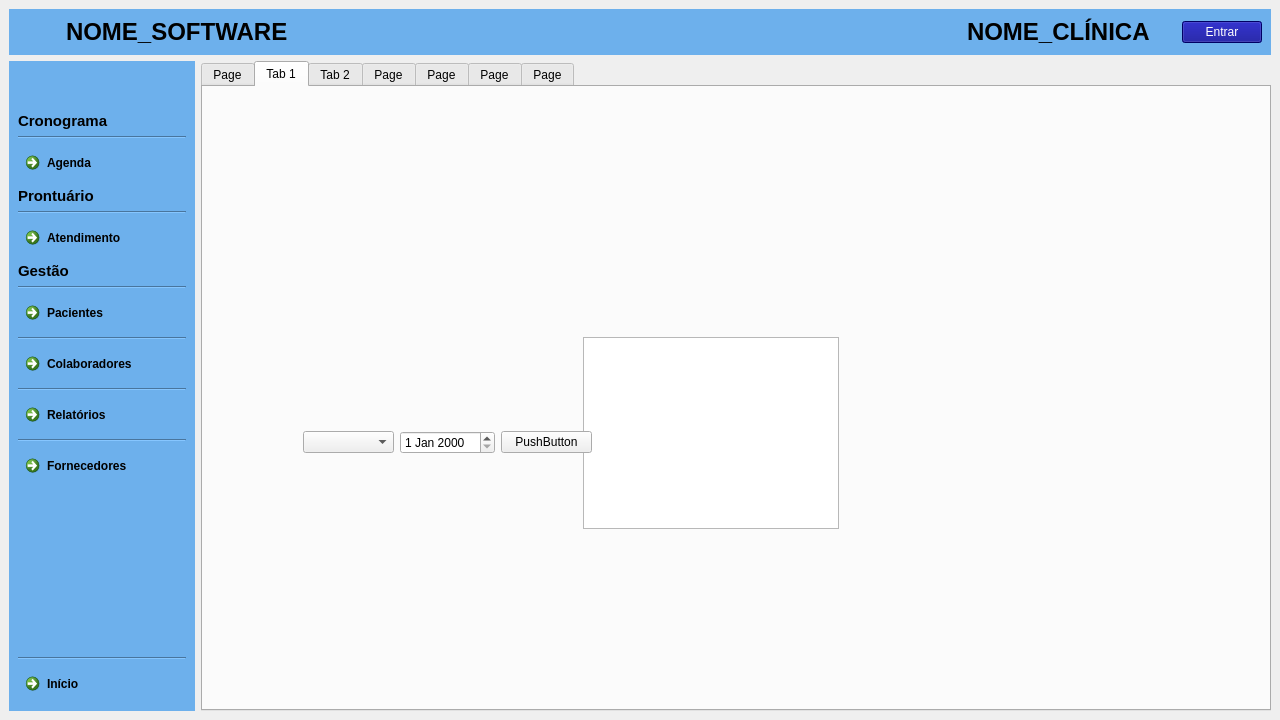
This is clinica_cpp/mainwindow.ui in juander/Projeto_CPP as Qt 5 draws it before an edit. The edited form follows.
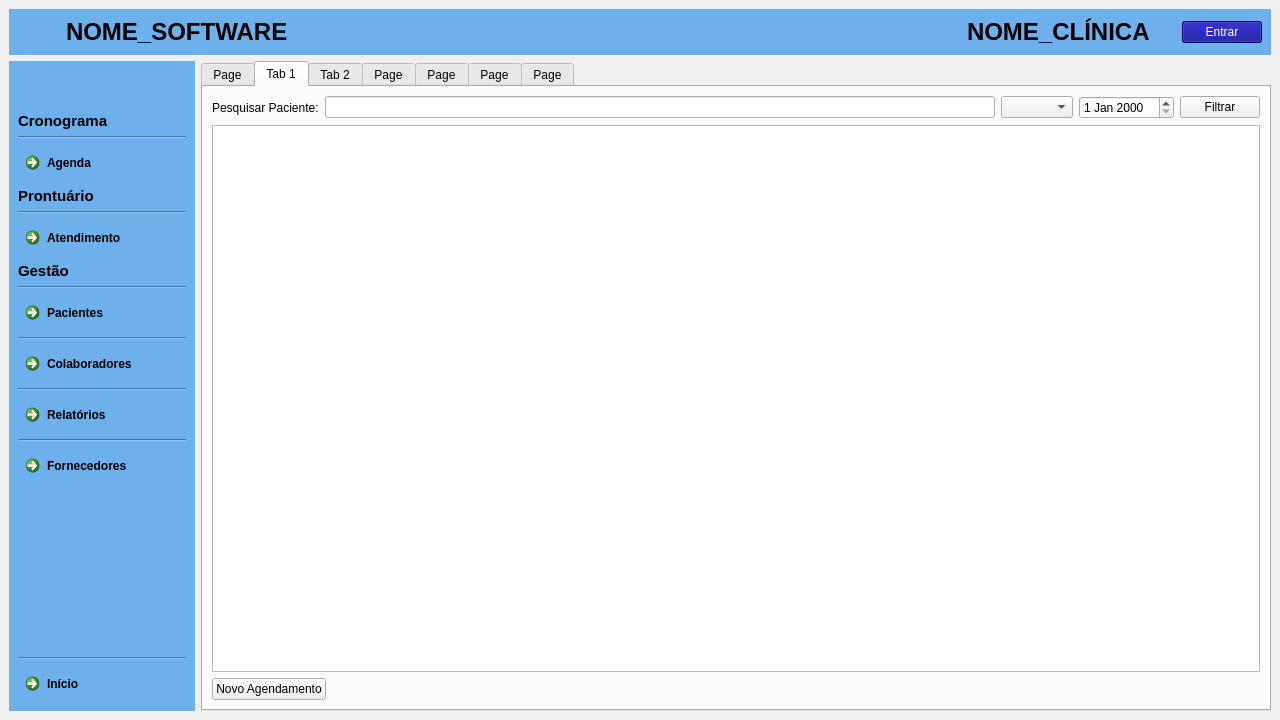
This is the edited form. The open tabs and pages were chosen to show the change. Icons and pictures are not drawn.

What changed in the file:
```diff
--- a/clinica_cpp/mainwindow.ui
+++ b/clinica_cpp/mainwindow.ui
@@ -2595,26 +2595,21 @@
            <attribute name="title">
             <string>Tab 1</string>
            </attribute>
-           <widget class="QTableView" name="tableView">
-            <property name="geometry">
-             <rect>
-              <x>380</x>
-              <y>250</y>
-              <width>256</width>
-              <height>192</height>
-             </rect>
-            </property>
-           </widget>
-           <widget class="QWidget" name="layoutWidget">
-            <property name="geometry">
-             <rect>
-              <x>100</x>
-              <y>340</y>
-              <width>289</width>
-              <height>31</height>
-             </rect>
-            </property>
-            <layout class="QHBoxLayout" name="horizontalLayout_8">
+           <layout class="QVBoxLayout" name="verticalLayout_9">
+            <item>
+             <layout class="QVBoxLayout" name="verticalLayout_6">
+              <item>
+               <layout class="QHBoxLayout" name="horizontalLayout_9">
+                <item>
+                 <widget class="QLabel" name="label">
+                  <property name="text">
+                   <string>Pesquisar Paciente:</string>
+                  </property>
+                 </widget>
+                </item>
+                <item>
+                 <widget class="QLineEdit" name="lineEdit"/>
+                </item>
              <item>
               <widget class="QComboBox" name="comboBox"/>
              </item>
@@ -2624,12 +2619,42 @@
              <item>
               <widget class="QPushButton" name="pushButton">
                <property name="text">
-                <string>PushButton</string>
+                   <string>Filtrar</string>
                </property>
               </widget>
              </item>
             </layout>
-           </widget>
+              </item>
+              <item>
+               <widget class="QTableView" name="tableView"/>
+              </item>
+              <item>
+               <layout class="QHBoxLayout" name="horizontalLayout_8">
+                <item>
+                 <widget class="QPushButton" name="pushButton_3">
+                  <property name="text">
+                   <string>Novo Agendamento</string>
+                  </property>
+                 </widget>
+                </item>
+                <item>
+                 <spacer name="horizontalSpacer_12">
+                  <property name="orientation">
+                   <enum>Qt::Orientation::Horizontal</enum>
+                  </property>
+                  <property name="sizeHint" stdset="0">
+                   <size>
+                    <width>40</width>
+                    <height>20</height>
+                   </size>
+                  </property>
+                 </spacer>
+                </item>
+               </layout>
+              </item>
+             </layout>
+            </item>
+           </layout>
           </widget>
           <widget class="QWidget" name="Atendimento">
            <attribute name="title">
```
Left out of the diff: 9 changed lines with no effect on the pictures. Lines whose indentation alone changed are shown as unchanged.
